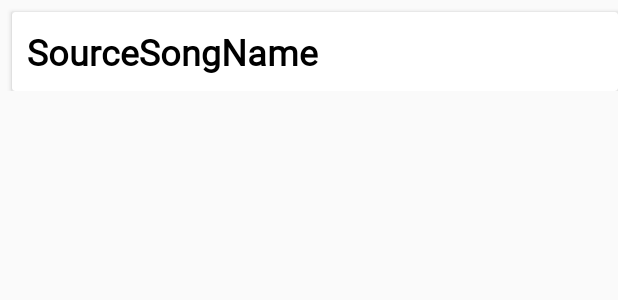
After one commit to ticou973/Choeur, an Android app: the layout list_item_ss_cloud.xml on its own in the app's theme, with its tools: preview values and no code run, on a phone screen of 412 x 824 dp. The commit adds this screen. Shown: the top 300 px of the screen. Run offline under Robolectric (Android 15) with nearby library versions, the light colour scheme and no system bars.

Commit message:
Admin modify récupération des sources song du cloud

```diff
--- a/app/src/main/java/dedicace/com/ui/Admin/AdminHome.java
+++ b/app/src/main/java/dedicace/com/ui/Admin/AdminHome.java
@@ -44,7 +44,8 @@ public class AdminHome extends AppCompatActivity {
         modifySS.setOnClickListener(new View.OnClickListener() {
             @Override
             public void onClick(View view) {
-
+                Intent startModifySSActivity = new Intent(AdminHome.this,ModifySourceSong.class);
+                startActivity(startModifySSActivity);
             }
         });
 
--- a/app/src/main/java/dedicace/com/ui/Admin/DialogNewSSFragment.java
+++ b/app/src/main/java/dedicace/com/ui/Admin/DialogNewSSFragment.java
@@ -37,7 +37,7 @@ public class DialogNewSSFragment extends DialogFragment {
     public Dialog onCreateDialog(Bundle savedInstanceState) {
         // Use the Builder class for convenient dialog construction
         AlertDialog.Builder builder = new AlertDialog.Builder(getActivity());
-        builder.setMessage("Autre Source Song à insérer ?")
+        builder.setMessage("Autres ?")
                 .setPositiveButton("insérer", new DialogInterface.OnClickListener() {
                     public void onClick(DialogInterface dialog, int id) {
 
--- /dev/null
+++ b/app/src/main/res/layout/list_item_ss_cloud.xml
@@ -0,0 +1,31 @@
+<?xml version="1.0" encoding="utf-8"?>
+<android.support.constraint.ConstraintLayout
+    xmlns:android="http://schemas.android.com/apk/res/android"
+    xmlns:app="http://schemas.android.com/apk/res-auto"
+    xmlns:tools="http://schemas.android.com/tools"
+    android:layout_width="match_parent"
+    android:layout_height="wrap_content"
+    app:cardBackgroundColor="@color/primaryColor"
+    app:cardCornerRadius="10dp"
+    app:cardElevation="2dp">
+
+    <android.support.v7.widget.CardView
+        android:layout_width="match_parent"
+        android:layout_height="wrap_content"
+        android:layout_marginStart="8dp"
+        android:layout_marginTop="8dp"
+        app:layout_constraintStart_toStartOf="parent"
+        app:layout_constraintTop_toTopOf="parent">
+
+        <TextView
+            android:id="@+id/sourceSongName"
+            android:layout_width="wrap_content"
+            android:layout_height="wrap_content"
+            android:fontFamily="@font/roboto"
+            android:padding="10dp"
+            android:text="SourceSongName"
+            android:textColor="@android:color/black"
+            android:textSize="24sp"
+            android:textStyle="bold" />
+    </android.support.v7.widget.CardView>
+</android.support.constraint.ConstraintLayout>
```
Also changed, not shown: app/src/main/AndroidManifest.xml (+11 -4 lines), app/src/main/java/dedicace/com/ui/Admin/CreateSourceSong.java (+31 -1 lines), app/src/main/java/dedicace/com/ui/Admin/ModifySourceSong.java (added, +107 -0 lines), app/src/main/java/dedicace/com/ui/Admin/ModifySourceSongDetails.java (added, +15 -0 lines), app/src/main/java/dedicace/com/ui/Admin/SourceSongAdapter.java (added, +102 -0 lines), app/src/main/res/layout/activity_modify_source_song.xml (added, +19 -0 lines), app/src/main/res/layout/activity_modify_source_song_details.xml (added, +9 -0 lines).
